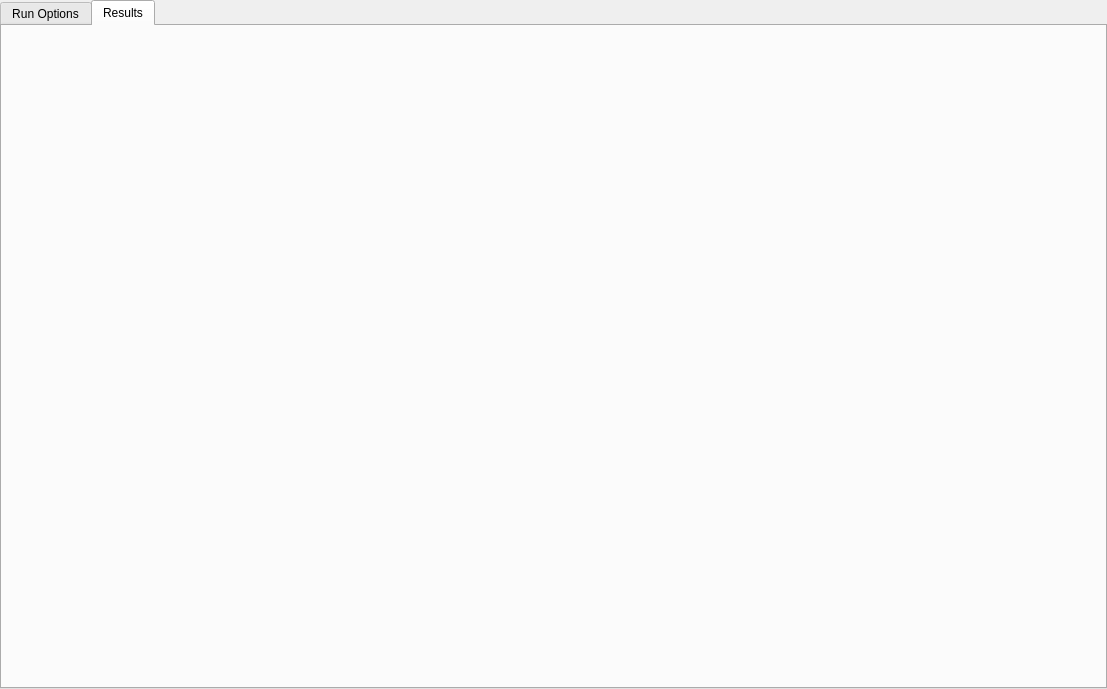
Before: the Qt Designer form frontend/designer_templates/main_tabs.ui in tomaslibanomonteiro/Thesis-code, drawn with Qt 5.
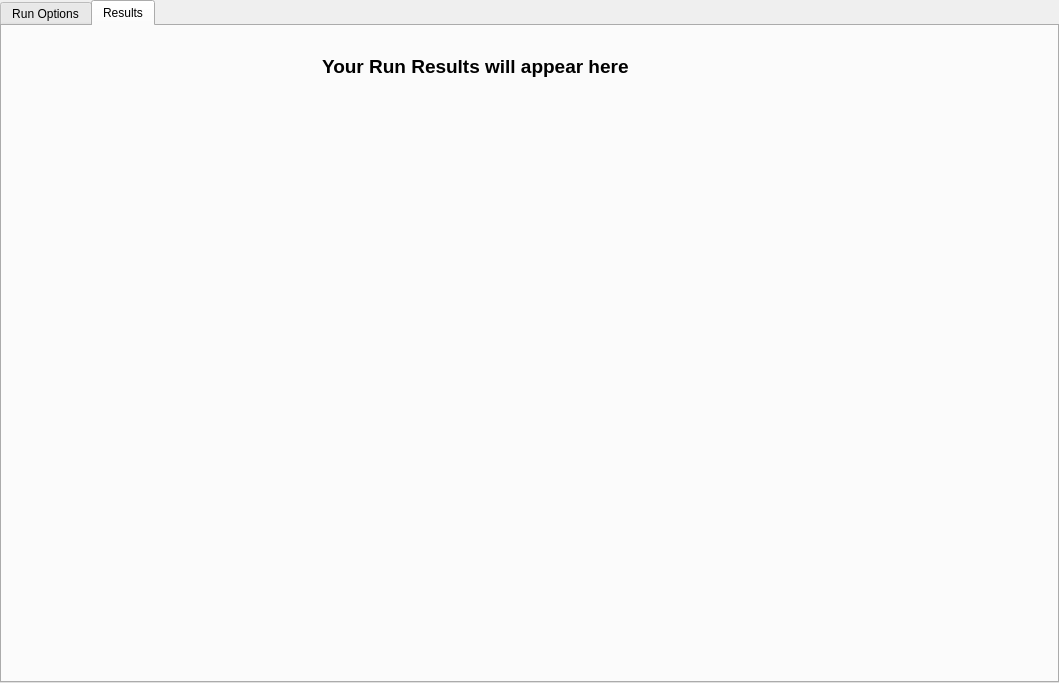
After: the same form once the commit is applied. The open tabs and pages were chosen to show the change.

Commit message: resultFrame - save, erase and progressBar

Patch:
```diff
--- a/frontend/designer_templates/main_tabs.ui
+++ b/frontend/designer_templates/main_tabs.ui
@@ -6,8 +6,8 @@
    <rect>
     <x>0</x>
     <y>0</y>
-    <width>1107</width>
-    <height>689</height>
+    <width>1059</width>
+    <height>683</height>
    </rect>
   </property>
   <property name="windowTitle">
@@ -529,16 +529,36 @@
    <attribute name="title">
     <string>Results</string>
    </attribute>
+   <widget class="QLabel" name="label_7">
+    <property name="geometry">
+     <rect>
+      <x>320</x>
+      <y>20</y>
+      <width>411</width>
+      <height>41</height>
+     </rect>
+    </property>
+    <property name="text">
+     <string>&lt;html&gt;&lt;head/&gt;&lt;body&gt;&lt;p&gt;&lt;span style=&quot; font-size:14pt; font-weight:600;&quot;&gt;Your Run Results will appear here&lt;/span&gt;&lt;/p&gt;&lt;/body&gt;&lt;/html&gt;</string>
+    </property>
+   </widget>
    <widget class="QWidget" name="verticalLayoutWidget_2">
     <property name="geometry">
      <rect>
-      <x>0</x>
-      <y>0</y>
-      <width>1031</width>
-      <height>16</height>
+      <x>10</x>
+      <y>60</y>
+      <width>1021</width>
+      <height>561</height>
      </rect>
     </property>
-    <layout class="QVBoxLayout" name="my_layout"/>
+    <layout class="QVBoxLayout" name="results_layout">
+     <property name="spacing">
+      <number>2</number>
+     </property>
+     <property name="sizeConstraint">
+      <enum>QLayout::SetDefaultConstraint</enum>
+     </property>
+    </layout>
    </widget>
   </widget>
  </widget>
```
Left out of the diff: 3 changed lines with no effect on the pictures. The commit also changes 9 other files.
